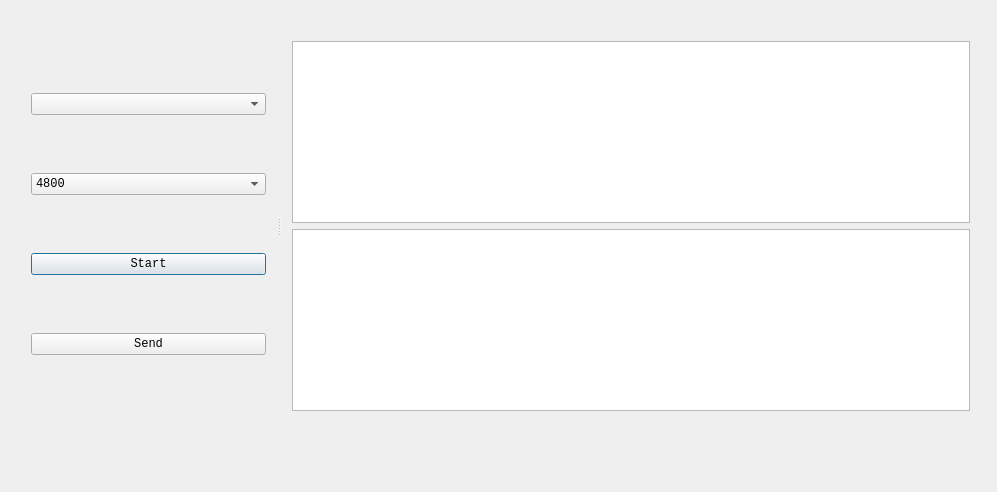
Before: the Qt Designer form dialog.ui in 2991535823/serialQt, drawn with Qt 5.
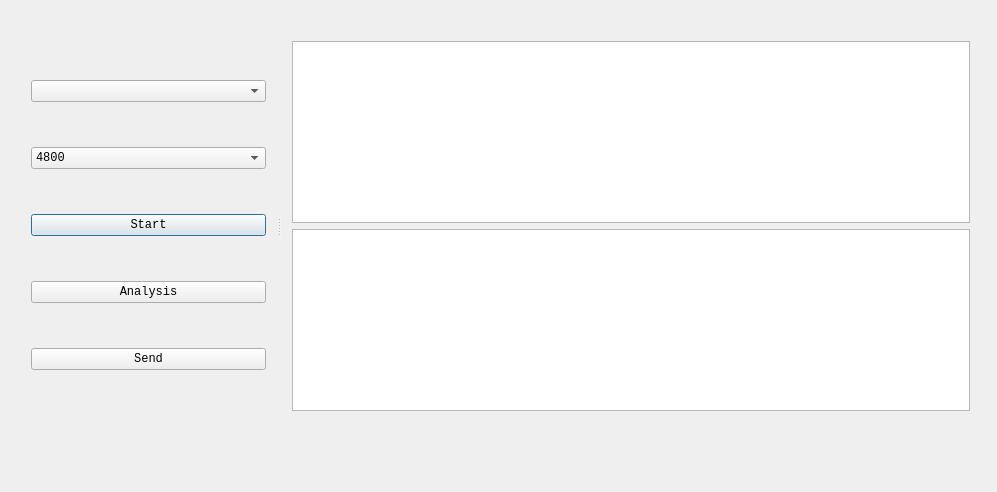
After: the same form once the commit is applied.

Patch:
```diff
--- a/dialog.ui
+++ b/dialog.ui
@@ -72,6 +72,18 @@
        </property>
       </widget>
      </item>
+     <item>
+      <widget class="QPushButton" name="AnalysisBtn">
+       <property name="font">
+        <font>
+         <family>Consolas</family>
+        </font>
+       </property>
+       <property name="text">
+        <string>Analysis</string>
+       </property>
+      </widget>
+     </item>
      <item>
       <widget class="QPushButton" name="SendBtn">
        <property name="font">
```
